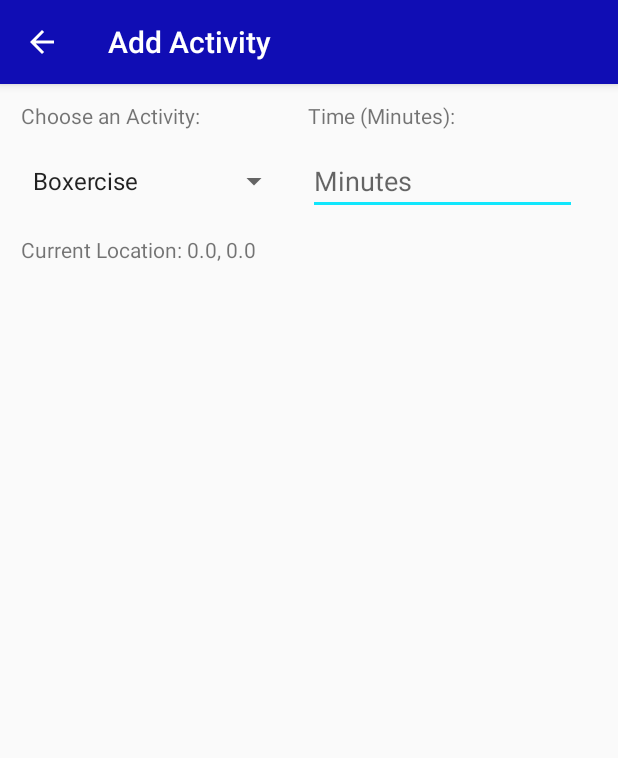
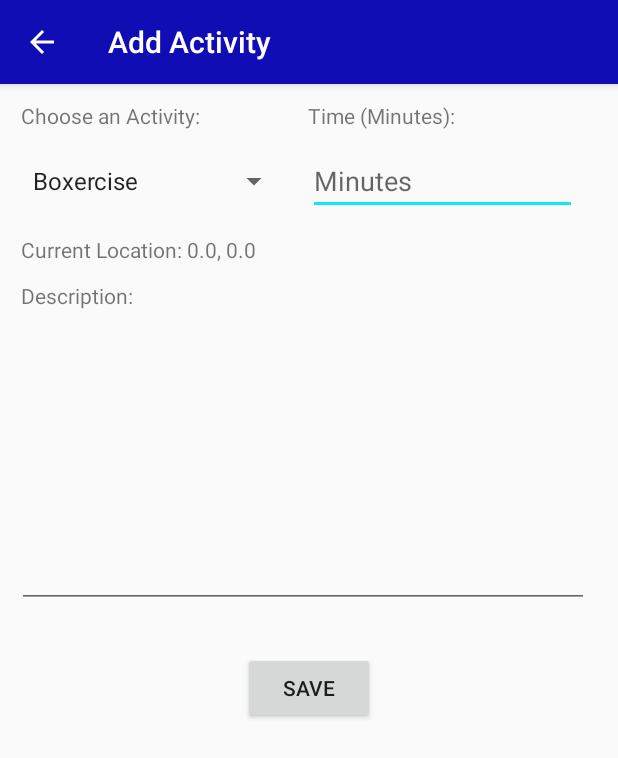
Before and after one commit to adadlani1/Fitnesse, an Android app: the AddActivity screen opened directly, with no data from a screen before it, on a phone screen of 412 x 824 dp. Shown: the top 758 px of the screen. Run offline under Robolectric (Android 15) with nearby library versions, the phone set to English and light mode, and no system bars; 2 statements that could not run were skipped.

Commit message:
Retrieves info entered

```diff
--- a/app/src/main/java/and/coursework/fitnesse/AddActivity.java
+++ b/app/src/main/java/and/coursework/fitnesse/AddActivity.java
@@ -1,6 +1,5 @@
 package and.coursework.fitnesse;
 
-import android.annotation.SuppressLint;
 import android.content.Context;
 import android.content.Intent;
 import android.content.pm.PackageManager;
@@ -12,16 +11,18 @@ import android.view.GestureDetector;
 import android.view.Menu;
 import android.view.MenuItem;
 import android.view.MotionEvent;
+import android.view.View;
+import android.widget.Button;
+import android.widget.EditText;
+import android.widget.ProgressBar;
+import android.widget.Spinner;
 import android.widget.TextView;
+import android.widget.Toast;
 
 import androidx.annotation.NonNull;
 import androidx.appcompat.app.AppCompatActivity;
 import androidx.core.app.ActivityCompat;
 import androidx.core.app.NavUtils;
-
-import com.google.android.gms.location.FusedLocationProviderClient;
-import com.google.android.gms.location.LocationServices;
-import com.google.android.gms.tasks.OnSuccessListener;
 
 import java.util.Objects;
 
@@ -40,7 +41,12 @@ public class AddActivity extends AppCompatActivity implements GestureDetector.On
     private String longitudeStr;
     private String latitudeStr;
 
-    private FusedLocationProviderClient client;
+    private ProgressBar progressBar;
+
+    private EditText descriptionText;
+    private EditText minutes;
+
+    private Spinner activities;
 
 
     @Override
@@ -51,7 +57,12 @@ public class AddActivity extends AppCompatActivity implements GestureDetector.On
         Objects.requireNonNull(getSupportActionBar()).setDisplayHomeAsUpEnabled(true);
         getSupportActionBar().setTitle("Add Activity");
 
-        client = LocationServices.getFusedLocationProviderClient(this);
+        progressBar = findViewById(R.id.addActivityProgressBar);
+        descriptionText = findViewById(R.id.descriptionEditText);
+        minutes = findViewById(R.id.minutesEditText);
+        activities = findViewById(R.id.activitiesChooser);
+
+        progressBar.setVisibility(View.INVISIBLE);
 
         if (ActivityCompat.checkSelfPermission(AddActivity.this, ACCESS_FINE_LOCATION)!= PackageManager.PERMISSION_GRANTED){
             return;
@@ -63,6 +74,27 @@ public class AddActivity extends AppCompatActivity implements GestureDetector.On
         assert location != null;
         onLocationChanged(location);
 
+        Button saveButton = findViewById(R.id.saveButton);
+        saveButton.setOnClickListener(new View.OnClickListener(){
+            @Override
+            public void onClick(View v) {
+                saveInformation();
+                progressBar.setVisibility(View.INVISIBLE);
+                startActivity(new Intent(getApplicationContext(), MainActivity.class));
+                overridePendingTransition(100, R.anim.fade_in);
+            }
+        });
+
+    }
+
+    private void saveInformation() {
+        progressBar.setVisibility(View.VISIBLE);
+        String activityChosen = activities.getSelectedItem().toString();
+        String minutesExercised = minutes.getText().toString();
+        String description = descriptionText.getText().toString();
+        String msg = "Activity: " + activityChosen + "\nMinutes: " + minutesExercised + "\nLong: "
+                + longitudeStr + "\nLat: " + latitudeStr + "\nDesc: " + description;
+        Toast.makeText(AddActivity.this, msg, Toast.LENGTH_SHORT).show();
     }
 
     @Override
@@ -82,7 +114,7 @@ public class AddActivity extends AppCompatActivity implements GestureDetector.On
     }
 
     /*
-     *  Gesture Detector
+     *  Gesture Detector Methods
      * */
 
     @Override
--- a/app/src/main/res/layout/activity_add.xml
+++ b/app/src/main/res/layout/activity_add.xml
@@ -79,8 +79,8 @@
                 android:layout_height="wrap_content"
                 android:ems="10"
                 android:hint="@string/minutes"
-                android:inputType="time"
-                android:importantForAutofill="no" />
+                android:importantForAutofill="no"
+                android:inputType="time" />
 
 
         </LinearLayout>
@@ -98,4 +98,50 @@
         app:layout_constraintTop_toBottomOf="@+id/linearLayout2"
         tools:text="@string/location" />
 
+    <TextView
+        android:id="@+id/descriptionTextView"
+        android:layout_width="wrap_content"
+        android:layout_height="wrap_content"
+        android:layout_marginStart="14dp"
+        android:layout_marginTop="11dp"
+        android:text="@string/description"
+        app:layout_constraintStart_toStartOf="parent"
+        app:layout_constraintTop_toBottomOf="@+id/locationTextView"
+        tools:text="@string/description" />
+
+    <EditText
+        android:id="@+id/descriptionEditText"
+        android:layout_width="381dp"
+        android:layout_height="195dp"
+        android:layout_marginStart="11dp"
+        android:layout_marginTop="3dp"
+        android:autofillHints="Describe what you did in your session."
+        android:ems="10"
+        android:gravity="start|top"
+        android:inputType="textMultiLine"
+        app:layout_constraintStart_toStartOf="parent"
+        app:layout_constraintTop_toBottomOf="@+id/descriptionTextView" />
+
+    <Button
+        android:id="@+id/saveButton"
+        android:layout_width="wrap_content"
+        android:layout_height="wrap_content"
+        android:layout_marginTop="29dp"
+        android:text="@string/save"
+        app:layout_constraintEnd_toEndOf="parent"
+        app:layout_constraintHorizontal_bias="0.5"
+        app:layout_constraintStart_toStartOf="parent"
+        app:layout_constraintTop_toBottomOf="@+id/descriptionEditText" />
+
+    <ProgressBar
+        android:id="@+id/addActivityProgressBar"
+        style="?android:attr/progressBarStyle"
+        android:layout_width="wrap_content"
+        android:layout_height="wrap_content"
+        app:layout_constraintBottom_toTopOf="@+id/descriptionEditText"
+        app:layout_constraintEnd_toStartOf="@+id/descriptionEditText"
+        app:layout_constraintHorizontal_bias="0.5"
+        app:layout_constraintStart_toEndOf="@+id/descriptionEditText"
+        app:layout_constraintTop_toBottomOf="@+id/descriptionEditText" />
+
 </androidx.constraintlayout.widget.ConstraintLayout>
--- a/app/src/main/res/values/strings.xml
+++ b/app/src/main/res/values/strings.xml
@@ -13,6 +13,8 @@
     <string name="minutes">Minutes</string>
     <string name="time">Time (Minutes):</string>
     <string name="location">Location:</string>
+    <string name="description">Description:</string>
+    <string name="save">Save</string>
 
     <string-array name="activities_array">
         <item>Boxercise</item>
```
